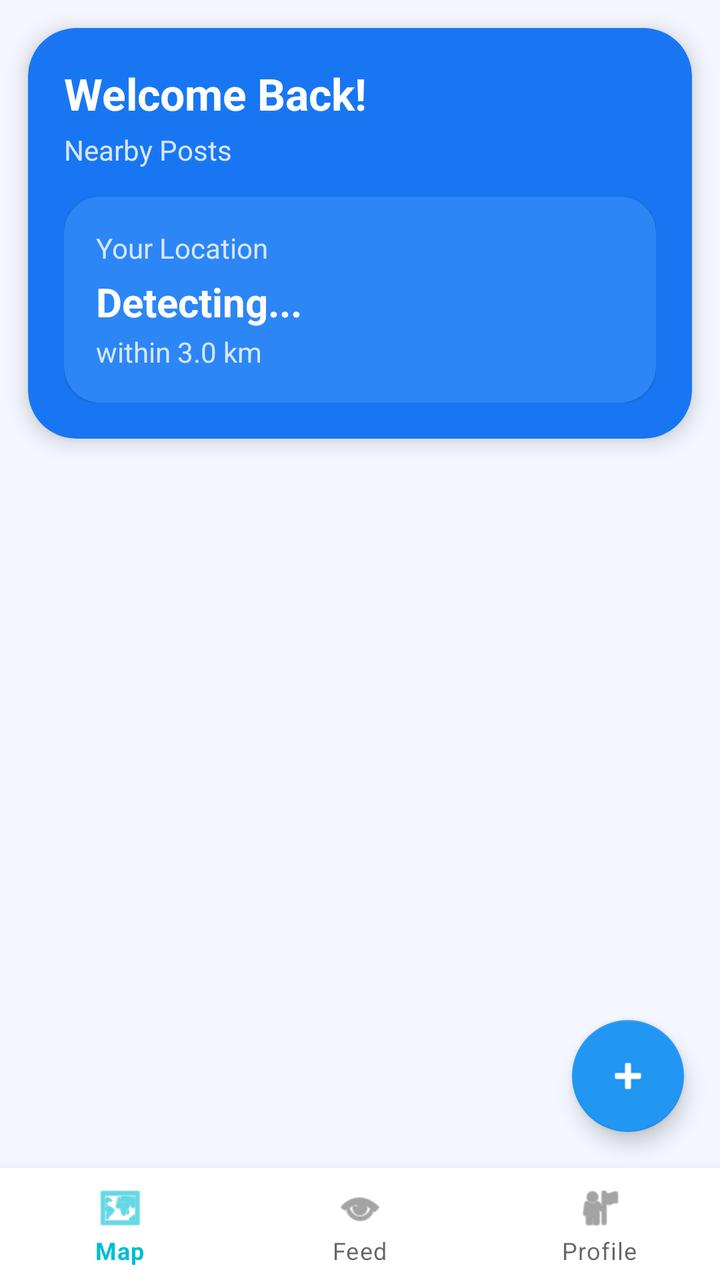
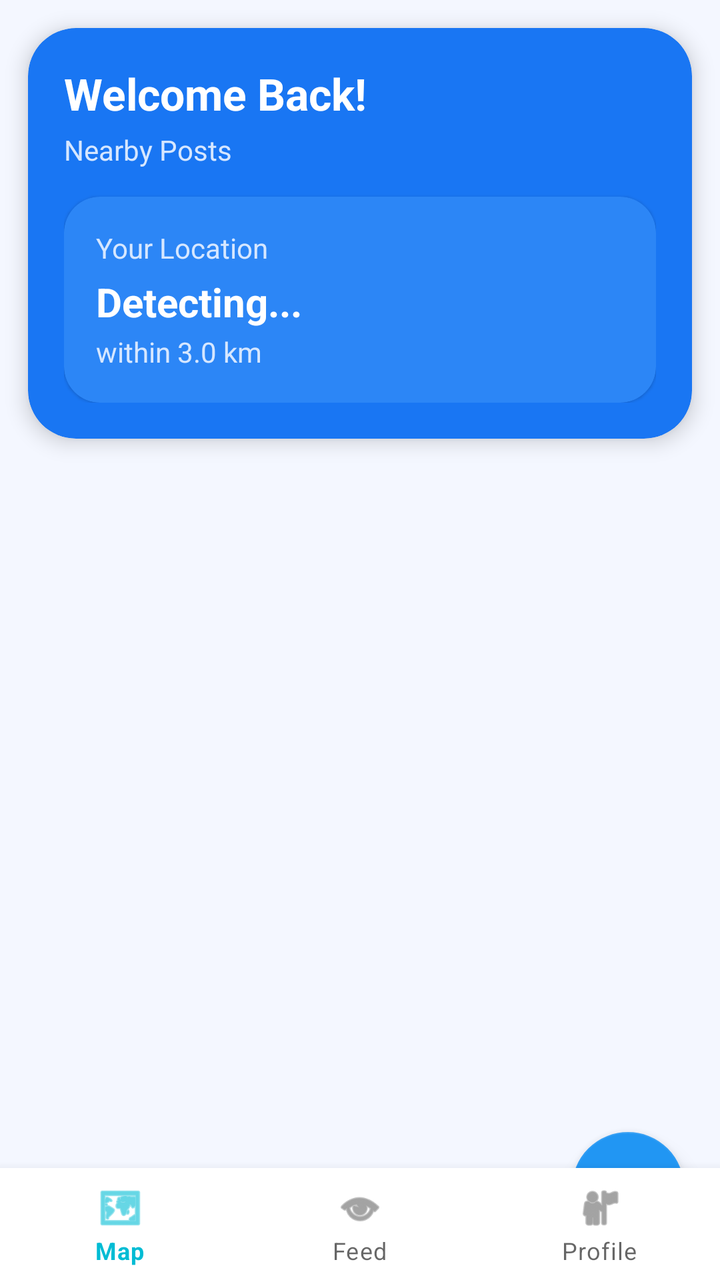

Screens rendered from an Android XML layout before and after an edit, with the pre-edit source and the edit as a unified diff.
<!-- AndroidManifest.xml: application theme Theme.TownCrierBD -->
<!-- res/layout/activity_announcer_feed.xml -->
<?xml version="1.0" encoding="utf-8"?>
<LinearLayout xmlns:android="http://schemas.android.com/apk/res/android"
    xmlns:app="http://schemas.android.com/apk/res-auto"
    android:layout_width="match_parent"
    android:layout_height="match_parent"
    android:orientation="vertical"
    android:background="#F4F7FF">

    
    <com.google.android.material.card.MaterialCardView
        android:id="@+id/headerCard"
        android:layout_width="match_parent"
        android:layout_height="wrap_content"
        android:layout_margin="14dp"
        app:cardCornerRadius="24dp"
        app:cardElevation="6dp"
        app:cardBackgroundColor="#1976F3">

        <LinearLayout
            android:layout_width="match_parent"
            android:layout_height="wrap_content"
            android:padding="18dp"
            android:orientation="vertical">

            <TextView
                android:id="@+id/tvWelcome"
                android:layout_width="wrap_content"
                android:layout_height="wrap_content"
                android:text="Welcome Back!"
                android:textColor="@android:color/white"
                android:textStyle="bold"
                android:textSize="22sp" />

            <TextView
                android:layout_width="wrap_content"
                android:layout_height="wrap_content"
                android:text="Nearby Posts"
                android:textColor="#D6E7FF"
                android:textSize="14sp"
                android:layout_marginTop="4dp" />

            <com.google.android.material.card.MaterialCardView
                android:layout_width="match_parent"
                android:layout_height="wrap_content"
                android:layout_marginTop="14dp"
                app:cardCornerRadius="18dp"
                app:cardBackgroundColor="#2C86F6">

                <LinearLayout
                    android:layout_width="match_parent"
                    android:layout_height="wrap_content"
                    android:padding="16dp"
                    android:orientation="vertical">

                    <TextView
                        android:layout_width="wrap_content"
                        android:layout_height="wrap_content"
                        android:text="Your Location"
                        android:textColor="#D6E7FF"
                        android:textSize="14sp"/>

                    
                    <TextView
                        android:id="@+id/tvLocationName"
                        android:layout_width="wrap_content"
                        android:layout_height="wrap_content"
                        android:text="Detecting..."
                        android:textColor="@android:color/white"
                        android:textStyle="bold"
                        android:textSize="20sp"
                        android:layout_marginTop="4dp"/>

                    <TextView
                        android:id="@+id/tvRadius"
                        android:layout_width="wrap_content"
                        android:layout_height="wrap_content"
                        android:text="within 3.0 km"
                        android:textColor="#D6E7FF"
                        android:textSize="14sp"
                        android:layout_marginTop="2dp"/>
                </LinearLayout>

            </com.google.android.material.card.MaterialCardView>

        </LinearLayout>
    </com.google.android.material.card.MaterialCardView>

    <androidx.recyclerview.widget.RecyclerView
        android:id="@+id/rvFeed"
        android:layout_width="match_parent"
        android:layout_height="0dp"
        android:layout_weight="1"
        android:clipToPadding="false"
        android:paddingBottom="90dp" />

    <com.google.android.material.floatingactionbutton.FloatingActionButton
        android:id="@+id/fabAdd"
        android:layout_width="wrap_content"
        android:layout_height="wrap_content"
        android:layout_gravity="end"
        android:layout_margin="18dp"
        app:srcCompat="@android:drawable/ic_input_add" />

    <com.google.android.material.bottomnavigation.BottomNavigationView
        android:id="@+id/bottomNav"
        android:layout_width="match_parent"
        android:layout_height="wrap_content"
        app:menu="@menu/menu_bottom_nav" />
</LinearLayout>
<!-- resources referenced by this layout -->
<resources>
  <style name="Theme.TownCrierBD" parent="Theme.MaterialComponents.Light.NoActionBar">
  
          <item name="colorPrimary">@color/blue_end</item>
          <item name="colorPrimaryVariant">@color/blue_start</item>
          <item name="colorOnPrimary">@color/white</item>
  
          <item name="colorSecondary">@color/blue_start</item>
          <item name="colorSecondaryVariant">@color/blue_end</item>
          <item name="colorOnSecondary">@color/white</item>
  
          <item name="android:forceDarkAllowed" tools:targetApi="q">false</item>
  
          <item name="android:statusBarColor">@color/blue_start</item>
          <item name="android:navigationBarColor">@color/blue_start</item>
  
          <item name="spinnerStyle">@style/TownCrierBD.SpinnerStyle</item>
      </style>
  <color name="blue_end">#00BCD4</color>
  <color name="blue_start">#2196F3</color>
  <color name="white">#FFFFFF</color>
  <style name="TownCrierBD.SpinnerStyle" parent="Widget.AppCompat.Spinner">
      <item name="android:popupBackground">@drawable/bg_spinner_popup_white</item>
          <item name="popupTheme">@style/TownCrierBD.PopupTheme</item>
      </style>
  <!-- drawable bg_spinner_popup_white (drawable) -->
  <?xml version="1.0" encoding="utf-8"?>
  <shape xmlns:android="http://schemas.android.com/apk/res/android">
      <solid android:color="#FFFFFF"/>
      <corners android:radius="16dp"/>
      <padding
          android:left="8dp"
          android:top="8dp"
          android:right="8dp"
          android:bottom="8dp"/>
  </shape>
  <style name="TownCrierBD.PopupTheme" parent="ThemeOverlay.MaterialComponents.Light">
          <item name="android:popupBackground">@drawable/bg_spinner_popup_white</item>
      </style>
</resources>

<!-- the commit's change to res/layout/activity_announcer_feed.xml (unified diff, before → after) -->
@@ -1,103 +1,144 @@
 <?xml version="1.0" encoding="utf-8"?>
-<LinearLayout xmlns:android="http://schemas.android.com/apk/res/android"
+<androidx.coordinatorlayout.widget.CoordinatorLayout
+    xmlns:android="http://schemas.android.com/apk/res/android"
     xmlns:app="http://schemas.android.com/apk/res-auto"
     android:layout_width="match_parent"
     android:layout_height="match_parent"
-    android:orientation="vertical"
     android:background="#F4F7FF">
 
-    
-    <com.google.android.material.card.MaterialCardView
-        android:id="@+id/headerCard"
+    <com.google.android.material.appbar.AppBarLayout
         android:layout_width="match_parent"
         android:layout_height="wrap_content"
-        android:layout_margin="14dp"
-        app:cardCornerRadius="24dp"
-        app:cardElevation="6dp"
-        app:cardBackgroundColor="#1976F3">
+        android:background="@android:color/transparent">
 
-        <LinearLayout
+        <com.google.android.material.card.MaterialCardView
+            android:id="@+id/headerCard"
             android:layout_width="match_parent"
             android:layout_height="wrap_content"
-            android:padding="18dp"
-            android:orientation="vertical">
+            android:layout_margin="14dp"
+            app:cardCornerRadius="24dp"
+            app:cardElevation="6dp"
+            app:cardBackgroundColor="#1976F3"
+            app:layout_scrollFlags="scroll|enterAlwaysCollapsed">
 
-            <TextView
-                android:id="@+id/tvWelcome"
-                android:layout_width="wrap_content"
-                android:layout_height="wrap_content"
-                android:text="Welcome Back!"
-                android:textColor="@android:color/white"
-                android:textStyle="bold"
-                android:textSize="22sp" />
-
-            <TextView
-                android:layout_width="wrap_content"
-                android:layout_height="wrap_content"
-                android:text="Nearby Posts"
-                android:textColor="#D6E7FF"
-                android:textSize="14sp"
-                android:layout_marginTop="4dp" />
-
-            <com.google.android.material.card.MaterialCardView
+            <LinearLayout
                 android:layout_width="match_parent"
                 android:layout_height="wrap_content"
-                android:layout_marginTop="14dp"
-                app:cardCornerRadius="18dp"
-                app:cardBackgroundColor="#2C86F6">
+                android:padding="18dp"
+                android:orientation="vertical">
 
-                <LinearLayout
+                <TextView
+                    android:id="@+id/tvWelcome"
+                    android:layout_width="wrap_content"
+                    android:layout_height="wrap_content"
+                    android:text="Welcome Back!"
+                    android:textColor="@android:color/white"
+                    android:textStyle="bold"
+                    android:textSize="22sp" />
+
+                <TextView
+                    android:layout_width="wrap_content"
+                    android:layout_height="wrap_content"
+                    android:text="Nearby Posts"
+                    android:textColor="#D6E7FF"
+                    android:textSize="14sp"
+                    android:layout_marginTop="4dp" />
+
+                <com.google.android.material.card.MaterialCardView
                     android:layout_width="match_parent"
                     android:layout_height="wrap_content"
-                    android:padding="16dp"
-                    android:orientation="vertical">
+                    android:layout_marginTop="14dp"
+                    app:cardCornerRadius="18dp"
+                    app:cardBackgroundColor="#2C86F6">
 
-                    <TextView
-                        android:layout_width="wrap_content"
+                    <LinearLayout
+                        android:layout_width="match_parent"
                         android:layout_height="wrap_content"
-                        android:text="Your Location"
-                        android:textColor="#D6E7FF"
-                        android:textSize="14sp"/>
+                        android:padding="16dp"
+                        android:orientation="vertical">
 
-                    
-                    <TextView
-                        android:id="@+id/tvLocationName"
-                        android:layout_width="wrap_content"
-                        android:layout_height="wrap_content"
-                        android:text="Detecting..."
-                        android:textColor="@android:color/white"
-                        android:textStyle="bold"
-                        android:textSize="20sp"
-                        android:layout_marginTop="4dp"/>
+                        <TextView
+                            android:layout_width="wrap_content"
+                            android:layout_height="wrap_content"
+                            android:text="Your Location"
+                            android:textColor="#D6E7FF"
+                            android:textSize="14sp"/>
 
-                    <TextView
-                        android:id="@+id/tvRadius"
-                        android:layout_width="wrap_content"
-                        android:layout_height="wrap_content"
-                        android:text="within 3.0 km"
-                        android:textColor="#D6E7FF"
-                        android:textSize="14sp"
-                        android:layout_marginTop="2dp"/>
-                </LinearLayout>
+                        <TextView
+                            android:id="@+id/tvLocationName"
+                            android:layout_width="wrap_content"
+                            android:layout_height="wrap_content"
+                            android:text="Detecting..."
+                            android:textColor="@android:color/white"
+                            android:textStyle="bold"
+                            android:textSize="20sp"
+                            android:layout_marginTop="4dp"/>
 
-            </com.google.android.material.card.MaterialCardView>
+                        <TextView
+                            android:id="@+id/tvRadius"
+                            android:layout_width="wrap_content"
+                            android:layout_height="wrap_content"
+                            android:text="within 3.0 km"
+                            android:textColor="#D6E7FF"
+                            android:textSize="14sp"
+                            android:layout_marginTop="2dp"/>
+                    </LinearLayout>
 
-        </LinearLayout>
-    </com.google.android.material.card.MaterialCardView>
+                </com.google.android.material.card.MaterialCardView>
+
+            </LinearLayout>
+        </com.google.android.material.card.MaterialCardView>
+
+    </com.google.android.material.appbar.AppBarLayout>
 
     <androidx.recyclerview.widget.RecyclerView
         android:id="@+id/rvFeed"
         android:layout_width="match_parent"
-        android:layout_height="0dp"
-        android:layout_weight="1"
+        android:layout_height="match_parent"
         android:clipToPadding="false"
-        android:paddingBottom="90dp" />
+        android:paddingBottom="90dp"
+        app:layout_behavior="@string/appbar_scrolling_view_behavior"/>
+
+    
+    <LinearLayout
+        android:id="@+id/layoutEmpty"
+        android:layout_width="match_parent"
+        android:layout_height="match_parent"
+        android:orientation="vertical"
+        android:gravity="center"
+        android:visibility="gone"
+        app:layout_behavior="@string/appbar_scrolling_view_behavior">
+
+        <TextView
+            android:layout_width="wrap_content"
+            android:layout_height="wrap_content"
+            android:text="📭"
+            android:textSize="60sp"/>
+
+        <TextView
+            android:layout_width="wrap_content"
+            android:layout_height="wrap_content"
+            android:layout_marginTop="12dp"
+            android:text="No posts nearby"
+            android:textStyle="bold"
+            android:textSize="18sp"
+            android:textColor="#444444"/>
+
+        <TextView
+            android:layout_width="wrap_content"
+            android:layout_height="wrap_content"
+            android:layout_marginTop="8dp"
+            android:text="General users nearby will appear here"
+            android:textSize="14sp"
+            android:textColor="#888888"/>
+
+    </LinearLayout>
 
     <com.google.android.material.floatingactionbutton.FloatingActionButton
         android:id="@+id/fabAdd"
         android:layout_width="wrap_content"
         android:layout_height="wrap_content"
-        android:layout_gravity="end"
+        android:layout_gravity="bottom|end"
         android:layout_margin="18dp"
         app:srcCompat="@android:drawable/ic_input_add" />
 
@@ -105,5 +146,7 @@
         android:id="@+id/bottomNav"
         android:layout_width="match_parent"
         android:layout_height="wrap_content"
+        android:layout_gravity="bottom"
         app:menu="@menu/menu_bottom_nav" />
-</LinearLayout>
+
+</androidx.coordinatorlayout.widget.CoordinatorLayout>
